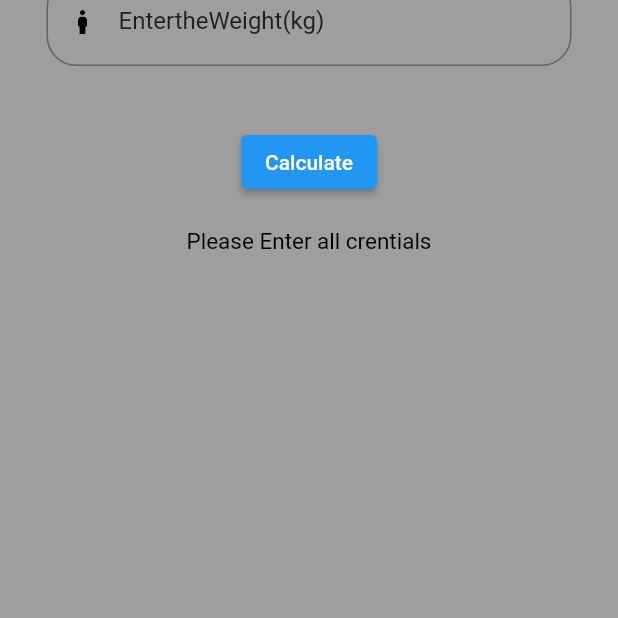
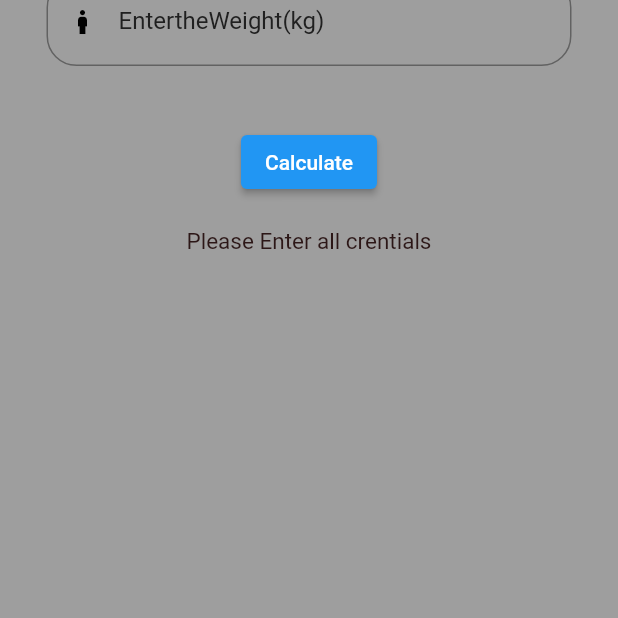
Before and after one commit to crawlerj1/myBMIapp, a Flutter app: the screen it shows after launch, after a tap on "Calculate", on a phone screen of 412 x 824 dp, the part 618-1236 px from its top. Run offline on Flutter 3.47's test engine with Material 2 defaults, Android fonts, the phone set to English and light mode, and no system bars.

Commit message:
i added text colour

```diff
--- a/lib/main.dart
+++ b/lib/main.dart
@@ -134,7 +134,8 @@ class _MyProject extends State<MyProject> {
                 ),
                 Text(
                   result,
-                  style: const TextStyle(fontSize: 15, color: Colors.black),
+                  style: const TextStyle(
+                      fontSize: 15, color: Color.fromARGB(255, 44, 23, 23)),
                 )
               ],
             ),
```
